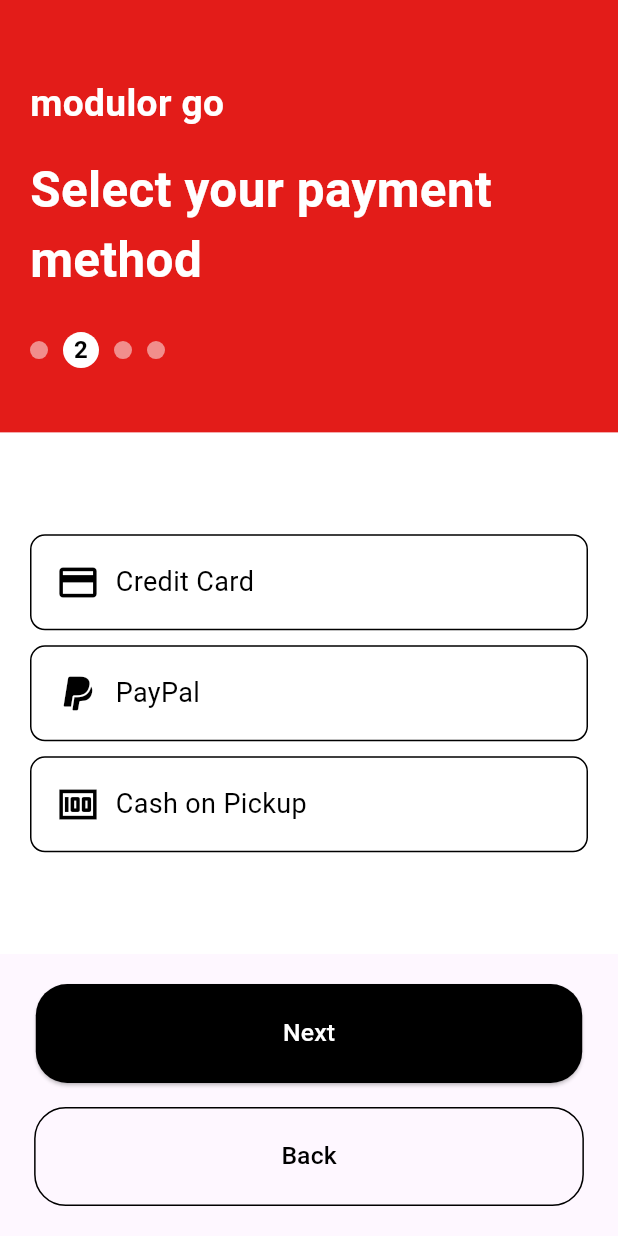
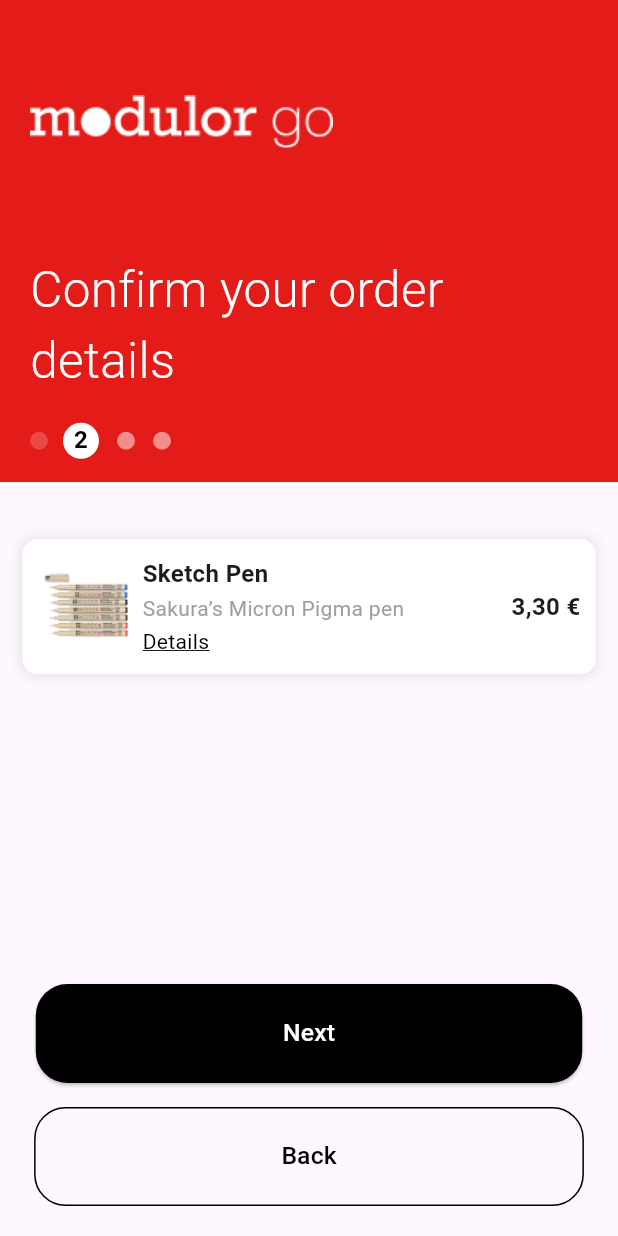
Before and after one commit to MatusOremus123/ModularGO, a Flutter app: the CheckOutPage2 screen opened directly, on a phone screen of 412 x 824 dp. Run offline on Flutter 3.47's test engine with Material 3 defaults, Android fonts, the phone set to English and light mode, and no system bars.

Commit message:
Ui fixes

```diff
--- a/lib/screens/checkout_page_2.dart
+++ b/lib/screens/checkout_page_2.dart
@@ -1,6 +1,6 @@
 import 'package:flutter/material.dart';
 import 'check_out_page.dart';
-import 'checkout_page_3.dart'; // Next step in checkout process
+import 'checkout_page_3.dart';
 
 class CheckOutPage2 extends StatelessWidget {
   @override
@@ -13,39 +13,40 @@ class CheckOutPage2 extends StatelessWidget {
         children: [
           // Red Header Section
           Container(
-            color: Color(0xFFE31C19), // Red color
+            color: Color(0xFFE31C19),
             width: screenWidth,
-            height: screenHeight * 0.35,
+            height: screenHeight * 0.39,
             padding: EdgeInsets.symmetric(horizontal: 20, vertical: 10),
             child: Column(
               crossAxisAlignment: CrossAxisAlignment.start,
               children: [
-                SizedBox(height: screenHeight * 0.05),
-                Text(
-                  'modulor go',
-                  style: TextStyle(
-                    fontFamily: 'Roboto',
-                    fontSize: screenHeight * 0.03,
-                    color: Colors.white,
-                    fontWeight: FontWeight.bold,
+                SizedBox(height: screenHeight * 0.055),
+
+                // Logo moved lower
+                Padding(
+                  padding: EdgeInsets.only(top: screenHeight * 0.01), // Adjust height as needed
+                  child: Image.asset(
+                    'assets/MODULAR.png',
+                    width: screenWidth * 0.49,
                   ),
                 ),
-                SizedBox(height: screenHeight * 0.02),
+
+                SizedBox(height: screenHeight * 0.086),
                 Text(
-                  'Select your payment method',
+                  'Confirm your order details',
                   style: TextStyle(
                     fontFamily: 'Roboto',
                     fontSize: screenHeight * 0.04,
                     color: Colors.white,
-                    fontWeight: FontWeight.bold,
+                    fontWeight: FontWeight.w300,
                   ),
                 ),
-                SizedBox(height: screenHeight * 0.03),
+                SizedBox(height: screenHeight * 0.022),
                 Row(
                   children: [
                     CircleAvatar(
                       radius: 6,
-                      backgroundColor: Colors.white.withOpacity(0.5),
+                      backgroundColor: Colors.white.withOpacity(0.2),
                     ),
                     SizedBox(width: 10),
                     CircleAvatar(
@@ -62,7 +63,7 @@ class CheckOutPage2 extends StatelessWidget {
                     ...List.generate(2, (index) {
                       return Row(
                         children: [
-                          SizedBox(width: 10),
+                          SizedBox(width: 12),
                           CircleAvatar(
                             radius: 6,
                             backgroundColor: Colors.white.withOpacity(0.5),
@@ -76,25 +77,89 @@ class CheckOutPage2 extends StatelessWidget {
             ),
           ),
 
-          // White Section - Payment Selection
-          Expanded(
+          // Spacer
+          SizedBox(height: 38),
+
+          // Middle Section (Image + Product Info)
+          Padding(
+            padding: const EdgeInsets.symmetric(horizontal: 15),
             child: Container(
-              color: Colors.white,
-              padding: EdgeInsets.symmetric(horizontal: 20, vertical: 10),
-              child: Column(
-                mainAxisAlignment: MainAxisAlignment.center,
-                children: [
-                  _buildPaymentOption(Icons.credit_card, "Credit Card"),
-                  SizedBox(height: 10),
-                  _buildPaymentOption(Icons.paypal, "PayPal"),
-                  SizedBox(height: 10),
-                  _buildPaymentOption(Icons.money, "Cash on Pickup"),
+              decoration: BoxDecoration(
+                color: Colors.white,
+                borderRadius: BorderRadius.circular(10),
+                boxShadow: [
+                  BoxShadow(
+                    color: Colors.grey.withOpacity(0.2),
+                    blurRadius: 5,
+                    spreadRadius: 2,
+                  ),
                 ],
+              ),
+              child: Padding(
+                padding: const EdgeInsets.all(10),
+                child: Row(
+                  children: [
+                    // Product Image
+                    ClipRRect(
+                      borderRadius: BorderRadius.circular(8),
+                      child: Image.asset(
+                        'assets/SketchPen.png',
+                        width: 60,
+                        height: 70,
+                        fit: BoxFit.cover,
+                      ),
+                    ),
+                    SizedBox(width: 10),
+
+                    // Product Info
+                    Expanded(
+                      child: Column(
+                        crossAxisAlignment: CrossAxisAlignment.start,
+                        children: [
+                          Text(
+                            'Sketch Pen',
+                            style: TextStyle(
+                              fontSize: 16,
+                              fontWeight: FontWeight.bold,
+                            ),
+                          ),
+                          SizedBox(height: 2),
+                          Text(
+                            'Sakura’s Micron Pigma pen',
+                            style: TextStyle(
+                              fontSize: 14,
+                              color: Colors.grey,
+                            ),
+                          ),
+                          SizedBox(height: 2),
+                          Text(
+                            'Details',
+                            style: TextStyle(
+                              fontSize: 14,
+                              color: Colors.black,
+                              decoration: TextDecoration.underline,
+                            ),
+                          ),
+                        ],
+                      ),
+                    ),
+                    Text(
+                      '3,30 €',
+                      style: TextStyle(
+                        fontSize: 16,
+                        fontWeight: FontWeight.bold,
+                      ),
+                    ),
+                  ],
+                ),
               ),
             ),
           ),
 
-          // Buttons
+          // Spacer
+          Spacer(),
+
+          // Bottom Buttons
           Padding(
             padding: const EdgeInsets.symmetric(horizontal: 20, vertical: 20),
             child: Column(
@@ -126,7 +191,7 @@ class CheckOutPage2 extends StatelessWidget {
                 SizedBox(height: 16),
                 OutlinedButton(
                   onPressed: () {
-                    Navigator.pop(context); // Go back to CheckOutPage
+                    Navigator.pop(context);
                   },
                   style: OutlinedButton.styleFrom(
                     side: BorderSide(color: Colors.black),
@@ -152,28 +217,4 @@ class CheckOutPage2 extends StatelessWidget {
       ),
     );
   }
-
-  Widget _buildPaymentOption(IconData icon, String label) {
-    return Container(
-      padding: EdgeInsets.all(16),
-      decoration: BoxDecoration(
-        border: Border.all(color: Colors.black),
-        borderRadius: BorderRadius.circular(10),
-      ),
-      child: Row(
-        children: [
-          Icon(icon, size: 30, color: Colors.black),
-          SizedBox(width: 10),
-          Text(
-            label,
-            style: TextStyle(
-              fontSize: 18,
-              fontFamily: 'Roboto',
-              color: Colors.black,
-            ),
-          ),
-        ],
-      ),
-    );
-  }
 }
```
